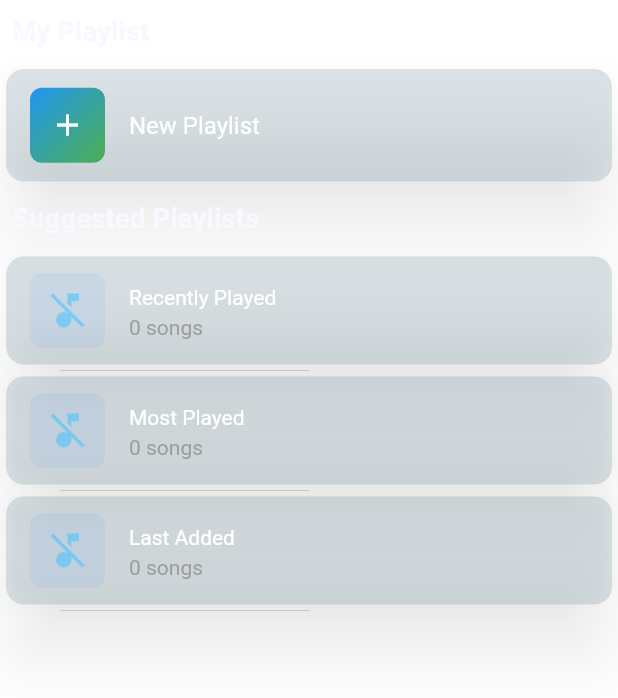
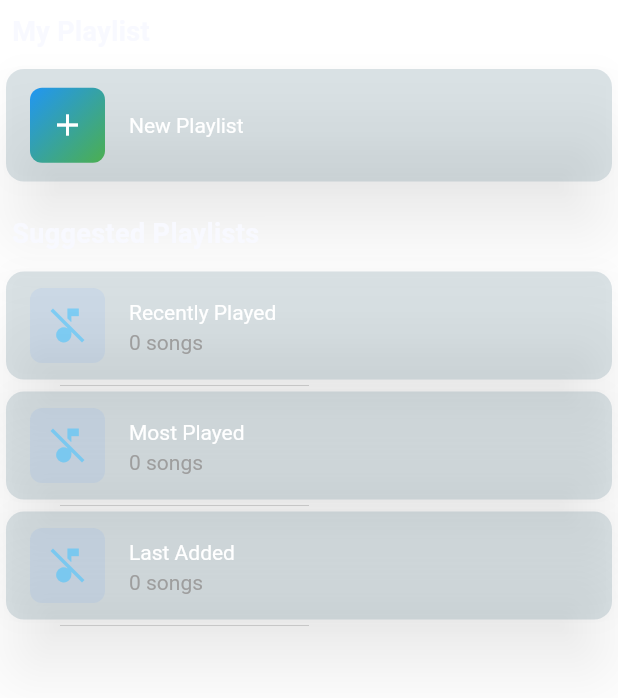
Before and after one commit to ajujacob88/flutter-juzox-music-app, a Flutter app: the PlaylistTab screen opened directly, on a phone screen of 412 x 824 dp. Shown: the top 698 px of the screen. Run offline on Flutter 3.47's test engine with Material 3 defaults, Android fonts, the phone set to English and light mode, and no system bars; drawn by our look-alikes of on_audio_query; our stand-ins replace extended_nested_scroll_view, just_audio, marquee, permission_handler, shared_preferences; missing offline and left inert: animated_music_indicator, dart:ffi; accounts and stored records are empty; statements that could not run were skipped.

Commit message:
playlist tab - design implemented card

```diff
--- a/lib/screens/playlist_tab.dart
+++ b/lib/screens/playlist_tab.dart
@@ -60,7 +60,7 @@ class _PlaylistTabState extends State<PlaylistTab> {
                 ),
 
                 const Padding(
-                  padding: EdgeInsets.all(8.0),
+                  padding: EdgeInsets.only(top: 18.0, bottom: 8, left: 8),
                   child: Text(
                     'Suggested Playlists',
                     style: TextStyle(fontSize: 18, fontWeight: FontWeight.bold),
@@ -183,7 +183,7 @@ class CreatePlaylistButton extends StatelessWidget {
         ),
         title: const Text(
           'New Playlist',
-          style: TextStyle(fontSize: 16),
+          // style: TextStyle(fontSize: 16),
         ),
         onTap: () {
           _showCreatePlaylistDialog(context);
```
